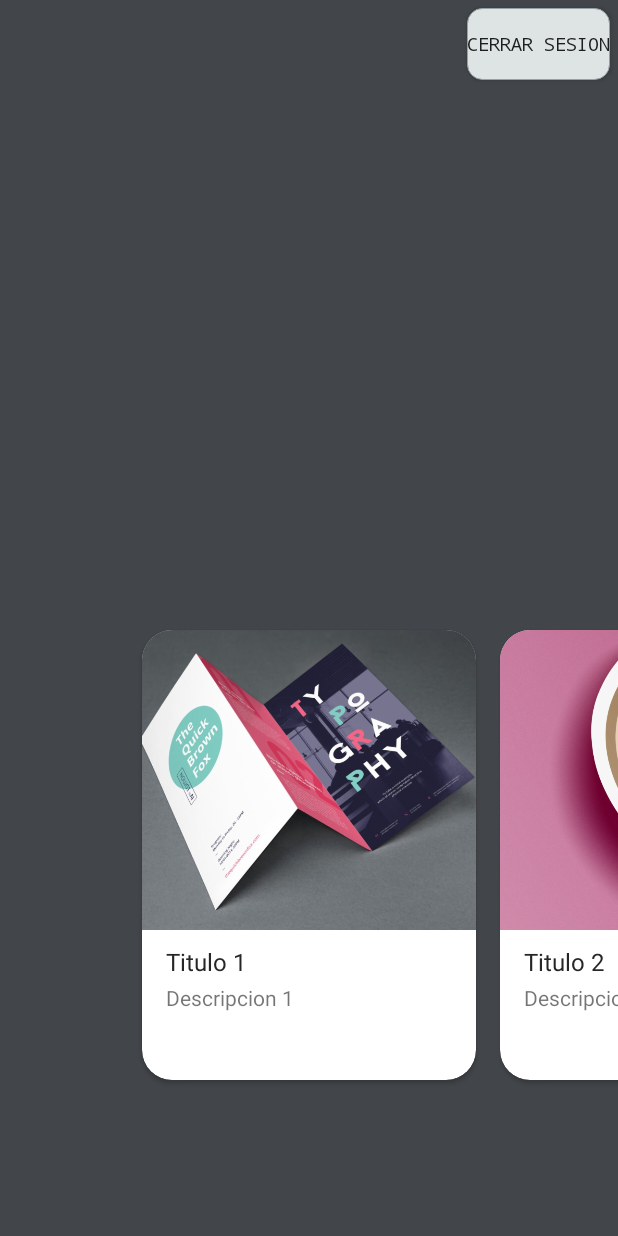
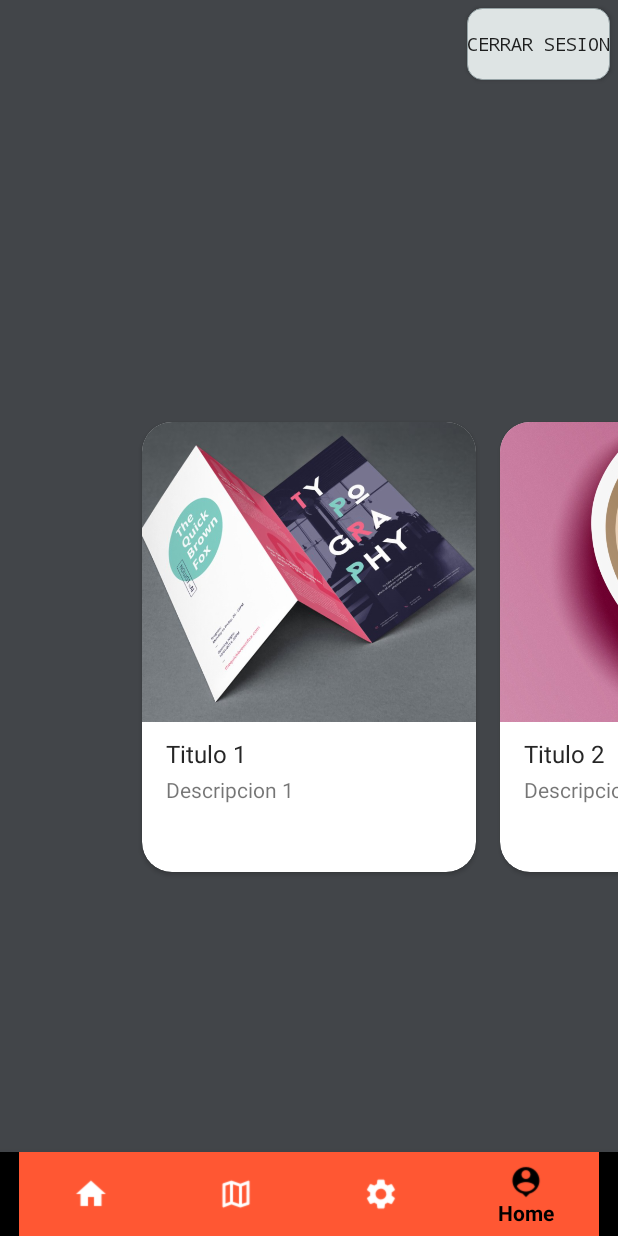
Before and after one commit to devthion/Aplicacion_showroom, an Android app: the screen it shows after launch once a user with an empty profile is signed in (MenuPrincipal), on a phone screen of 412 x 824 dp. Run offline under Robolectric (Android 15) with nearby library versions, the phone set to English and light mode, and no system bars; our stand-ins replace Firebase (no records; nobody signed in at launch, a user with empty details on screens opened directly), Picasso, navigation-ui; Roboto replaces fonts that are not available here; 2 statements that could not run were skipped.

Commit message:
Agrego bottom nav bar !! Tengo que corregir la repeticion de codigo implemente dos menus laterales para que funcionen bien pero tendria que haber solo en el fragment fragment

```diff
--- a/app/build.gradle
+++ b/app/build.gradle
@@ -52,5 +52,6 @@ dependencies {
     implementation 'com.squareup.picasso:picasso:2.71828'
     implementation 'androidx.cardview:cardview:1.0.0'
     implementation 'com.mikhaellopez:circularimageview:3.2.0'
+    implementation 'com.google.android.material:material:1.1.0'
 
 }
--- a/app/src/main/java/com/devthion/myapplication/FragmentMenuPrincipal.java
+++ b/app/src/main/java/com/devthion/myapplication/FragmentMenuPrincipal.java
@@ -9,6 +9,7 @@ import android.util.DisplayMetrics;
 import android.util.TypedValue;
 import android.view.Display;
 import android.view.LayoutInflater;
+import android.view.MenuItem;
 import android.view.View;
 import android.view.ViewGroup;
 import android.widget.Adapter;
@@ -18,15 +19,31 @@ import android.widget.LinearLayout;
 import android.widget.TextView;
 import android.widget.Toast;
 
+import androidx.annotation.NonNull;
 import androidx.constraintlayout.widget.ConstraintLayout;
+import androidx.core.view.GravityCompat;
+import androidx.drawerlayout.widget.DrawerLayout;
 import androidx.fragment.app.Fragment;
+import androidx.navigation.NavController;
+import androidx.navigation.NavOptions;
+import androidx.navigation.Navigation;
+import androidx.navigation.ui.NavigationUI;
 import androidx.viewpager.widget.PagerAdapter;
 import androidx.viewpager.widget.ViewPager;
 
 import com.devthion.myapplication.ingreso.InicioSesion;
 import com.devthion.myapplication.ingreso.VerificarEmail;
 import com.devthion.myapplication.modelos.SliderMenuPrincipal;
+import com.devthion.myapplication.modelos.UploadFotoPerfil;
+import com.google.android.material.bottomnavigation.BottomNavigationView;
+import com.google.android.material.navigation.NavigationView;
 import com.google.firebase.auth.FirebaseAuth;
+import com.google.firebase.database.DataSnapshot;
+import com.google.firebase.database.DatabaseError;
+import com.google.firebase.database.DatabaseReference;
+import com.google.firebase.database.FirebaseDatabase;
+import com.google.firebase.database.ValueEventListener;
+import com.squareup.picasso.Picasso;
 
 import java.util.ArrayList;
 import java.util.List;
@@ -34,7 +51,7 @@ import java.util.List;
 import static android.content.res.Resources.getSystem;
 
 
-public class FragmentMenuPrincipal extends Fragment  {
+public class FragmentMenuPrincipal extends Fragment implements NavigationView.OnNavigationItemSelectedListener  {
 
     ImageView flor3, flor2;
     LinearLayout textVMenu;
@@ -42,11 +59,21 @@ public class FragmentMenuPrincipal extends Fragment  {
     FirebaseAuth fAuth;
     Button btnCerrarSesion;
 
+    MenuPrincipal menuPrincipal = new MenuPrincipal();
     ViewPager viewPager;
     Adapter adapter;
     Integer[] colors = null;
     ArgbEvaluator argbEvaluator = new ArgbEvaluator();
     List<SliderMenuPrincipal> sliderMenuPrincipals;
+    BottomNavigationView bottomNavigationView;
+
+
+    private DrawerLayout drawerLayout;
+    private NavigationView navigationView;
+
+    TextView textVNombreDeUsuario, textVMailDeUsuario;
+    ImageView imagenPerfil;
+    DatabaseReference databaseReference;
 
     @Override
     public View onCreateView(LayoutInflater inflater, ViewGroup container,
@@ -60,6 +87,96 @@ public class FragmentMenuPrincipal extends Fragment  {
         textVMenu =view.findViewById(R.id.linearMenu);
         constraintLayout_menu = view.findViewById(R.id.constraintLayout_menu);
         constraintLayout=view.findViewById(R.id.constraintLayout);
+
+        //SETTING MENU LATERAL
+
+        drawerLayout = view.findViewById(R.id.drawer_layout);
+        navigationView = view.findViewById(R.id.nav_view);
+
+
+        //INSTANCIAMOS LA BD DATA PARA LAS FOTOS DE PERFIL EN FIREBASE
+        databaseReference = FirebaseDatabase.getInstance().getReference("fotos_perfil");
+
+
+        //INSTANCIAMOS LA BD DE AUTHENTICATION (ES LA BD DONDE ESTAN LOS DATOS DEL EMAIL)
+        fAuth = FirebaseAuth.getInstance();
+
+        //ACA OBTENEMOS EL ID DEL USUARIO DE LA BD AUTHENTICATION
+        String userName = fAuth.getCurrentUser().getProviderId();
+        final String userID = fAuth.getCurrentUser().getUid();
+        String userMail = fAuth.getCurrentUser().getEmail();
+
+
+
+        //DE ESTA MANERA ACCEDO DESDE EL NAV_VIEW AL HEADER_VIEW DEL CUAL OBTENGO LOS OBJETOS QUE DESEO MODIFICAR
+        navigationView = view.findViewById(R.id.nav_view);
+        View headerView = navigationView.getHeaderView(0);
+        textVNombreDeUsuario = headerView.findViewById(R.id.textV_nombre_usuario);
+        textVMailDeUsuario = headerView.findViewById(R.id.textV_mail_usuario);
+        imagenPerfil = headerView.findViewById(R.id.imagenPerfil);
+        textVMailDeUsuario.setText(userMail);
+        textVNombreDeUsuario.setText(userName);
+
+        //OBTENEMOS LA FOTO DE PERFIL
+
+        databaseReference.addValueEventListener(new ValueEventListener() {
+            @Override
+            public void onDataChange(@NonNull DataSnapshot dataSnapshot) {
+                for(DataSnapshot unaFoto : dataSnapshot.getChildren()){
+                    if(unaFoto.getKey().equals(userID)){
+                        UploadFotoPerfil uploadFotoPerfil = unaFoto.getValue(UploadFotoPerfil.class);
+                        Picasso.get().load(uploadFotoPerfil.getImageUrl()).fit().into(imagenPerfil);
+
+                    }
+
+                }
+            }
+
+            @Override
+            public void onCancelled(@NonNull DatabaseError databaseError) {
+                Toast.makeText(getActivity(), databaseError.getMessage(), Toast.LENGTH_LONG).show();
+            }
+        });
+
+        init();
+
+        //---------------
+
+
+        //SETTING BOTTOM NAV VIEW
+
+        bottomNavigationView = view.findViewById(R.id.bottom_nav_view);
+
+        bottomNavigationView.setSelectedItemId(R.id.Home);
+
+        bottomNavigationView.setOnNavigationItemSelectedListener(new BottomNavigationView.OnNavigationItemSelectedListener() {
+            @Override
+            public boolean onNavigationItemSelected(@NonNull MenuItem item) {
+                Intent intent;
+                switch (item.getItemId()){
+
+                    case R.id.Menu:
+                        drawerLayout.openDrawer(GravityCompat.START);
+                        return true;
+                    case R.id.Home:
+                        intent = new Intent(getActivity(), MenuPrincipal.class);
+                        startActivity(intent);
+                        return true;
+                    case R.id.Mapa:
+                        intent = new Intent(getActivity(), LocacionesEnMaps.class);
+                        startActivity(intent);
+                        return true;
+                    case R.id.Buscador:
+                        //TODO
+                        //intent = new Intent(getActivity(), mFragmentFavorite.class);
+                        //startActivity(intent);
+                        return true;
+                }
+                return false;
+            }
+        });
+
+        //----------------------------------------------
 
         //obtengo el alto de la pantalla del dispositivo, para setear bien cuanto se tiene que mover la animacion
         int h = Resources.getSystem().getDisplayMetrics().heightPixels;
@@ -141,4 +258,82 @@ public class FragmentMenuPrincipal extends Fragment  {
         return view;
     }
 
+
+    @Override
+    public boolean onOptionsItemSelected(@NonNull MenuItem item) {
+        switch (item.getItemId()){
+            case android.R.id.home:{
+                if (drawerLayout.isDrawerOpen(GravityCompat.START)){
+                    drawerLayout.closeDrawer(GravityCompat.START);
+                    return true;
+                }else {
+                    return false;
+                }
+            }
+            default:
+                return super.onOptionsItemSelected(item);
+        }
+
+    }
+
+    public void init(){
+        //LE DA EL DISEÑO, DEFINE EL NAVCONTROLLER Y SUS PROPIEDADES
+        NavController navController = Navigation.findNavController(getActivity(), R.id.nav_host_fragment);
+        //NavigationUI.setupActionBarWithNavController(this, navController, drawerLayout);
+        NavigationUI.setupWithNavController(navigationView, navController);
+        navigationView.setNavigationItemSelectedListener(this);
+    }
+
+
+    public boolean onNavigationItemSelected(@NonNull MenuItem menuItem) {
+        // SETEA LAS ACTIVITYS A LAS QUE IR CUANDO SE CLICKEA SOBRE UNA OPCION DEL MENU
+        switch (menuItem.getItemId()){
+            case R.id.nav_maps:{
+
+                if(isValidDestination(R.id.nav_maps)) {
+                    Navigation.findNavController(getActivity(), R.id.nav_host_fragment).navigate(R.id.mapsScreen);
+                }
+
+                break;
+            }
+            case R.id.nav_perfil:{
+
+                if(isValidDestination(R.id.nav_perfil)) {
+                    Navigation.findNavController(getActivity(), R.id.nav_host_fragment).navigate(R.id.perfilScreen);
+                }
+
+                break;
+            }
+            case R.id.nav_cupones:{
+
+                if(isValidDestination(R.id.nav_cupones)) {
+                    Navigation.findNavController(getActivity(), R.id.nav_host_fragment).navigate(R.id.cuponesScreen);
+                }
+
+                break;
+            }
+            case R.id.nav_menu:{
+                NavOptions navOptions = new NavOptions.Builder().setPopUpTo(R.id.main, true).build();
+                Navigation.findNavController(getActivity(), R.id.nav_host_fragment).navigate(R.id.menuScreen, null, navOptions);
+
+                break;
+            }
+        }
+
+        menuItem.setChecked(false);
+        drawerLayout.closeDrawer(GravityCompat.START);
+        return false;
+    }
+
+    private boolean isValidDestination(int destination){
+        //CHEQUEA QUE LA ACTIVITY A LA QUE QUIERO IR EN EL MENU, NO SE EN LA QUE ESTOY
+        return destination!=Navigation.findNavController(getActivity(), R.id.nav_host_fragment).getCurrentDestination().getId();
+    }
+
+
+    public boolean onSupportNavigateUp() {
+        //CUANDO VUELVO PARA ATRAS, CIERRA EL FRAGMENT EN EL QUE ESTOY
+        return NavigationUI.navigateUp(Navigation.findNavController(getActivity(), R.id.nav_host_fragment), drawerLayout);
+    }
+
 }
--- a/app/src/main/java/com/devthion/myapplication/MenuPrincipal.java
+++ b/app/src/main/java/com/devthion/myapplication/MenuPrincipal.java
@@ -47,7 +47,8 @@ public class MenuPrincipal extends AppCompatActivity implements NavigationView.O
 
         drawerLayout = findViewById(R.id.drawer_layout);
         navigationView = findViewById(R.id.nav_view);
-        //drawerLayout.openDrawer(GravityCompat.START); //con esto abro el drawer, lo dejo para saber como se usa
+
+        //drawerLayout.openDrawer(GravityCompat.START);
 
         //INSTANCIAMOS LA BD DATA PARA LAS FOTOS DE PERFIL EN FIREBASE
         databaseReference = FirebaseDatabase.getInstance().getReference("fotos_perfil");
@@ -100,6 +101,7 @@ public class MenuPrincipal extends AppCompatActivity implements NavigationView.O
 
     }
 
+
     @Override
     public boolean onOptionsItemSelected(@NonNull MenuItem item) {
         switch (item.getItemId()){
@@ -117,7 +119,7 @@ public class MenuPrincipal extends AppCompatActivity implements NavigationView.O
 
     }
 
-    private void init(){
+    public void init(){
         //LE DA EL DISEÑO, DEFINE EL NAVCONTROLLER Y SUS PROPIEDADES
         NavController navController = Navigation.findNavController(this, R.id.nav_host_fragment);
         //NavigationUI.setupActionBarWithNavController(this, navController, drawerLayout);
--- /dev/null
+++ b/app/src/main/res/drawable/background_bottom_navbar.xml
@@ -0,0 +1,7 @@
+<?xml version="1.0" encoding="utf-8"?>
+<shape xmlns:android="http://schemas.android.com/apk/res/android">
+
+<solid android:color="#FF5733"></solid>
+
+
+</shape>
--- /dev/null
+++ b/app/src/main/res/drawable/selector.xml
@@ -0,0 +1,11 @@
+<?xml version="1.0" encoding="utf-8"?>
+<selector xmlns:android="http://schemas.android.com/apk/res/android">
+
+    <item
+        android:state_selected="false"
+        android:color="#fff"></item>
+    <item
+        android:state_selected="true"
+        android:color="#000"></item>
+
+</selector>
--- a/app/src/main/res/layout/fragment_fragment_menu_principal.xml
+++ b/app/src/main/res/layout/fragment_fragment_menu_principal.xml
@@ -1,4 +1,15 @@
 <?xml version="1.0" encoding="utf-8"?>
+<androidx.drawerlayout.widget.DrawerLayout
+    xmlns:android="http://schemas.android.com/apk/res/android"
+    xmlns:app="http://schemas.android.com/apk/res-auto"
+    xmlns:tools="http://schemas.android.com/tools"
+    android:layout_width="match_parent"
+    android:layout_height="match_parent"
+    android:fitsSystemWindows="false"
+    android:id="@+id/drawer_layout">
+
+
+
 <androidx.constraintlayout.widget.ConstraintLayout xmlns:android="http://schemas.android.com/apk/res/android"
     xmlns:app="http://schemas.android.com/apk/res-auto"
     xmlns:tools="http://schemas.android.com/tools"
@@ -83,15 +94,14 @@
         app:layout_constraintVertical_bias="1.0">
 
 
-
         <LinearLayout
             android:id="@+id/linearLayout"
             android:layout_width="match_parent"
             android:layout_height="0dp"
             android:orientation="vertical"
-            app:layout_constraintBottom_toBottomOf="parent"
+            app:layout_constraintBottom_toTopOf="@+id/bottom_nav_view"
             app:layout_constraintEnd_toEndOf="parent"
-            app:layout_constraintHeight_percent="0.5"
+            app:layout_constraintHeight_percent="0.6"
             app:layout_constraintHorizontal_bias="1.0"
             app:layout_constraintStart_toStartOf="parent"
             app:layout_constraintTop_toTopOf="parent"
@@ -109,6 +119,33 @@
 
         </LinearLayout>
 
+        <com.google.android.material.bottomnavigation.BottomNavigationView
+            android:id="@+id/bottom_nav_view"
+            android:layout_width="match_parent"
+            android:layout_height="wrap_content"
+            app:itemBackground="@drawable/background_bottom_navbar"
+            app:itemIconTint="@drawable/selector"
+            app:itemTextColor="@drawable/selector"
+            app:layout_constraintBottom_toBottomOf="parent"
+            app:layout_constraintEnd_toEndOf="parent"
+            app:layout_constraintHorizontal_bias="0.0"
+            app:layout_constraintStart_toStartOf="parent"
+            app:layout_constraintTop_toTopOf="parent"
+            app:layout_constraintVertical_bias="1.0"
+            app:menu="@menu/menu_navigation_bottom_navigation" />
+
     </androidx.constraintlayout.widget.ConstraintLayout>
 
 </androidx.constraintlayout.widget.ConstraintLayout>
+
+    <com.google.android.material.navigation.NavigationView
+        android:id="@+id/nav_view"
+        android:layout_width="wrap_content"
+        android:layout_height="match_parent"
+        android:layout_gravity="start"
+        android:background="#dee4e4"
+        android:fitsSystemWindows="true"
+        android:theme="@style/NavigationViewTheme"
+        app:headerLayout="@layout/layout_navigation_header"
+        app:menu="@menu/drawer_view" />
+</androidx.drawerlayout.widget.DrawerLayout>
--- /dev/null
+++ b/app/src/main/res/menu/menu_navigation_bottom_navigation.xml
@@ -0,0 +1,23 @@
+<?xml version="1.0" encoding="utf-8"?>
+<menu xmlns:android="http://schemas.android.com/apk/res/android">
+
+    <item
+        android:id="@+id/Menu"
+        android:title="Menu"
+        android:icon="@drawable/icono_home"></item>
+    <item
+        android:id="@+id/Mapa"
+        android:title="Mapa"
+        android:icon="@drawable/icono_mapa"></item>
+    <item
+        android:id="@+id/Buscador"
+        android:title="Buscador"
+        android:icon="@drawable/icono_settings"></item>
+    <item
+        android:id="@+id/Home"
+        android:title="Home"
+        android:icon="@drawable/icono_perfil"></item>
+
+
+
+</menu>
```
